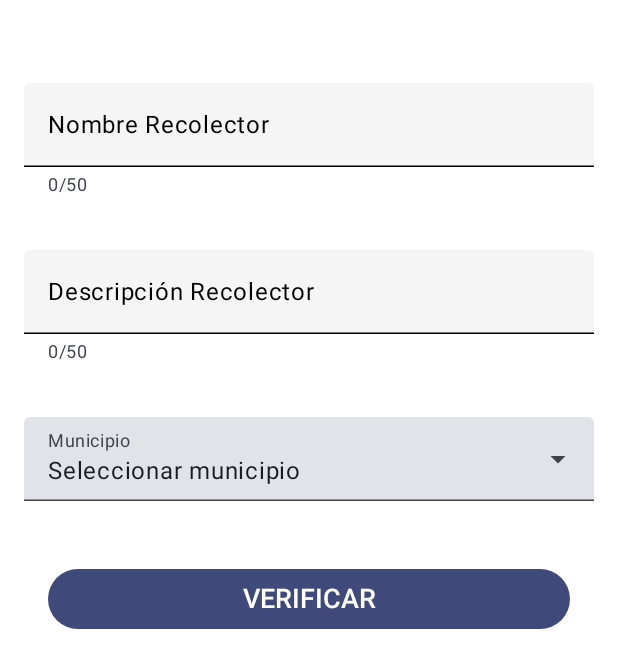
After one commit to tatangames/appnortegomotorista, an Android app built with Jetpack Compose: the composable RegistroScreen called with empty values, on a phone screen of 412 x 824 dp. The commit adds this screen. Shown: the top 668 px of the screen. Run offline under Robolectric (Android 15) with nearby library versions, the phone set to English and light mode, and no system bars; our stand-ins replace Firebase (no records; nobody signed in at launch, a user with empty details on screens opened directly), livedata-compose; network calls fail.

Commit message:
iniciar registro usuario

```diff
--- a/app/build.gradle.kts
+++ b/app/build.gradle.kts
@@ -122,9 +122,6 @@ dependencies {
     implementation("com.github.imperiumlabs:GeoFirestore-Android:v1.5.0")
     implementation("com.google.maps.android:android-maps-utils:2.3.0")
 
-
-
-
     testImplementation(libs.junit)
     androidTestImplementation(libs.androidx.junit)
     androidTestImplementation(libs.androidx.espresso.core)
--- a/app/src/main/java/com/alcaldiasantaananorte/nortegomotorista/model/datos/ModeloBasico.kt
+++ b/app/src/main/java/com/alcaldiasantaananorte/nortegomotorista/model/datos/ModeloBasico.kt
@@ -4,12 +4,13 @@ import com.google.gson.annotations.SerializedName
 
 data class ModeloListaTelefonos(
     @SerializedName("success") val success: Int,
-    @SerializedName("lista") val telefono: List<Telefono>,
+    @SerializedName("lista") val listado: List<Telefono>,
 )
 
 data class Telefono(
     @SerializedName("id") val id: Int,
-    @SerializedName("numero") val telefono: String?,
+    @SerializedName("numero") val telefono: String,
+    @SerializedName("registrado") val registrado: Int,
 )
 
 
--- a/app/src/main/java/com/alcaldiasantaananorte/nortegomotorista/model/rutas/Routes.kt
+++ b/app/src/main/java/com/alcaldiasantaananorte/nortegomotorista/model/rutas/Routes.kt
@@ -3,6 +3,12 @@ package com.alcaldiasantaananorte.nortegomotorista.model.rutas
 sealed class Routes(val route: String){
     object VistaSplash: Routes("splash")
     object VistaLogin: Routes("login")
+
+    object VistaRegistro: Routes("registro/{telefono}/{identificador}") {
+        fun createRoute(telefono: String, identificador: String) = "registro/$telefono/$identificador"
+    }
+
+
     object VistaVerificarNumero: Routes("verificarNumero/{identificador}") {
         fun createRoute(identificador: String) = "verificarNumero/$identificador"
     }
--- a/app/src/main/java/com/alcaldiasantaananorte/nortegomotorista/network/ApiService.kt
+++ b/app/src/main/java/com/alcaldiasantaananorte/nortegomotorista/network/ApiService.kt
@@ -14,7 +14,7 @@ import retrofit2.http.Part
 interface ApiService {
 
     // LISTA DE NUMEROS AUTORIZADOS PARA LOGIN FIREBASE
-    @POST("app/numeros/motoristas")
+    @POST("app/verificar/motorista")
     @FormUrlEncoded
     fun modeloListaTelefonos(@Field("device") device: Int
                           ): Single<ModeloListaTelefonos>
--- a/app/src/main/java/com/alcaldiasantaananorte/nortegomotorista/network/RetrofitBuilder.kt
+++ b/app/src/main/java/com/alcaldiasantaananorte/nortegomotorista/network/RetrofitBuilder.kt
@@ -13,8 +13,8 @@ object RetrofitBuilder {
    // const val urlImagenes = "http://145.223.120.223/storage/archivos/"
 
     //** LOCAL
-    private const val BASE_URL = "http://192.168.1.29:8080/api/"
-    const val urlImagenes = "http://192.168.1.29:8080/storage/archivos/"
+    private const val BASE_URL = "http://192.168.1.121:8080/api/"
+    const val urlImagenes = "http://192.168.1.121:8080/storage/archivos/"
 
     private var retrofit: Retrofit? = null
     private var apiService: ApiService? = null
--- /dev/null
+++ b/app/src/main/java/com/alcaldiasantaananorte/nortegomotorista/pantallas/login/RegistroScreen.kt
@@ -0,0 +1,293 @@
+package com.alcaldiasantaananorte.nortegomotorista.pantallas.login
+
+import android.Manifest
+import android.app.Activity
+import android.util.Log
+import android.widget.Toast
+import androidx.compose.foundation.Image
+import androidx.compose.foundation.background
+import androidx.compose.foundation.layout.Box
+import androidx.compose.foundation.layout.Column
+import androidx.compose.foundation.layout.Spacer
+import androidx.compose.foundation.layout.fillMaxSize
+import androidx.compose.foundation.layout.fillMaxWidth
+import androidx.compose.foundation.layout.height
+import androidx.compose.foundation.layout.imePadding
+import androidx.compose.foundation.layout.padding
+import androidx.compose.foundation.layout.size
+import androidx.compose.foundation.rememberScrollState
+import androidx.compose.foundation.text.KeyboardOptions
+import androidx.compose.foundation.verticalScroll
+import androidx.compose.material3.Button
+import androidx.compose.material3.ButtonDefaults
+import androidx.compose.material3.DropdownMenuItem
+import androidx.compose.material3.ExperimentalMaterial3Api
+import androidx.compose.material3.ExposedDropdownMenuBox
+import androidx.compose.material3.ExposedDropdownMenuDefaults
+import androidx.compose.material3.Text
+import androidx.compose.material3.TextField
+import androidx.compose.material3.TextFieldDefaults
+import androidx.compose.runtime.Composable
+import androidx.compose.runtime.LaunchedEffect
+import androidx.compose.runtime.getValue
+import androidx.compose.runtime.livedata.observeAsState
+import androidx.compose.runtime.mutableStateOf
+import androidx.compose.runtime.remember
+import androidx.compose.runtime.rememberCoroutineScope
+import androidx.compose.runtime.setValue
+import androidx.compose.ui.Alignment
+import androidx.compose.ui.Modifier
+import androidx.compose.ui.graphics.Color
+import androidx.compose.ui.layout.ContentScale
+import androidx.compose.ui.platform.LocalContext
+import androidx.compose.ui.platform.LocalSoftwareKeyboardController
+import androidx.compose.ui.res.painterResource
+import androidx.compose.ui.res.stringResource
+import androidx.compose.ui.text.TextStyle
+import androidx.compose.ui.text.font.FontWeight
+import androidx.compose.ui.text.input.KeyboardType
+import androidx.compose.ui.text.style.TextAlign
+import androidx.compose.ui.unit.dp
+import androidx.compose.ui.unit.sp
+import androidx.navigation.NavHostController
+import com.alcaldiasantaananorte.nortegomotorista.R
+import com.alcaldiasantaananorte.nortegomotorista.componentes.BloqueTextFieldLogin
+import com.alcaldiasantaananorte.nortegomotorista.componentes.CustomModal1Boton
+import com.alcaldiasantaananorte.nortegomotorista.componentes.CustomToasty
+import com.alcaldiasantaananorte.nortegomotorista.componentes.LoadingModal
+import com.alcaldiasantaananorte.nortegomotorista.componentes.ToastType
+import com.alcaldiasantaananorte.nortegomotorista.model.datos.Driver
+import com.alcaldiasantaananorte.nortegomotorista.model.datos.Telefono
+import com.alcaldiasantaananorte.nortegomotorista.model.rutas.Routes
+import com.alcaldiasantaananorte.nortegomotorista.provider.AuthProvider
+import com.alcaldiasantaananorte.nortegomotorista.ui.theme.ColorAzulGob
+import com.alcaldiasantaananorte.nortegomotorista.ui.theme.ColorBlancoGob
+
+data class Opcion(val id: Int, val nombre: String)
+
+
+@Composable
+fun RegistroScreen(navController: NavHostController, telefono: String, identificador: String){
+    val ctx = LocalContext.current
+
+    // MODAL 1 BOTON
+    var showModal1Boton by remember { mutableStateOf(false) }
+    var modalMensajeString by remember { mutableStateOf("") }
+
+
+    val keyboardController = LocalSoftwareKeyboardController.current
+    var isLoadingFire by remember { mutableStateOf(false) }
+
+    // Datos motoristas
+    var nombre by remember { mutableStateOf("") }
+    var descripcion by remember { mutableStateOf("") }
+
+    val authProvider: AuthProvider
+
+    val opciones = listOf(
+        Opcion(1, "Metapán"),
+        Opcion(2, "Texistepeque"),
+        Opcion(3, "Santa Rosa"),
+        Opcion(4, "Masahuat")
+    )
+
+    var seleccionada by remember { mutableStateOf<Opcion?>(null) }
+
+    Box(
+        modifier = Modifier
+            .fillMaxSize()
+            .background(Color.White)
+            .padding(top = 25.dp)
+            .verticalScroll(rememberScrollState())
+    ) {
+        Column(
+            modifier = Modifier
+                .fillMaxSize()
+                .imePadding()
+                .padding(horizontal = 16.dp),
+            horizontalAlignment = Alignment.CenterHorizontally
+        ) {
+            Spacer(modifier = Modifier.height(30.dp))
+
+
+            TextField(
+                value = nombre,
+                keyboardOptions = KeyboardOptions(keyboardType = KeyboardType.Text),
+                onValueChange = { nuevoNombre ->
+                    if (nuevoNombre.length <= 100) {  // Set max length to 100 characters
+                        nombre = nuevoNombre
+                    }
+                },
+                label = { Text("Nombre Recolector") },
+                modifier = Modifier.fillMaxWidth(),
+                textStyle = TextStyle(
+                    fontSize = 16.sp,
+                    fontWeight = FontWeight.Normal
+                ),
+                placeholder = { Text("Nombre Recolector") },
+                singleLine = true,
+                supportingText = {
+                    Text("${nombre.length}/50")  // Optional: show character count
+                },
+                colors = TextFieldDefaults.colors(
+                    focusedContainerColor = Color(0xFFF5F5F5),
+                    unfocusedContainerColor = Color(0xFFF5F5F5),
+                    disabledContainerColor = Color(0xFFF5F5F5),
+                    errorContainerColor = Color(0xFFF5F5F5),
+                    focusedIndicatorColor = Color.Black,
+                    unfocusedIndicatorColor = Color.Black,
+                    focusedLabelColor = Color.Black, // Color del label cuando está enfocado
+                    unfocusedLabelColor = Color.Black // Color del label cuando no está enfocado
+                ),
+            )
+            Spacer(modifier = Modifier.height(35.dp))
+
+
+            TextField(
+                value = descripcion,
+                keyboardOptions = KeyboardOptions(keyboardType = KeyboardType.Text),
+                onValueChange = { nuevoNombre ->
+                    if (nuevoNombre.length <= 100) {  // Set max length to 100 characters
+                        descripcion = nuevoNombre
+                    }
+                },
+                label = { Text("Descripción Recolector") },
+                modifier = Modifier.fillMaxWidth(),
+                textStyle = TextStyle(
+                    fontSize = 16.sp,
+                    fontWeight = FontWeight.Normal
+                ),
+                placeholder = { Text("Descripción Recolector") },
+                singleLine = true,
+                supportingText = {
+                    Text("${descripcion.length}/50")  // Optional: show character count
+                },
+                colors = TextFieldDefaults.colors(
+                    focusedContainerColor = Color(0xFFF5F5F5),
+                    unfocusedContainerColor = Color(0xFFF5F5F5),
+                    disabledContainerColor = Color(0xFFF5F5F5),
+                    errorContainerColor = Color(0xFFF5F5F5),
+                    focusedIndicatorColor = Color.Black,
+                    unfocusedIndicatorColor = Color.Black,
+                    focusedLabelColor = Color.Black, // Color del label cuando está enfocado
+                    unfocusedLabelColor = Color.Black // Color del label cuando no está enfocado
+                ),
+            )
+            Spacer(modifier = Modifier.height(35.dp))
+
+
+
+            MunicipalSelect(
+                opciones = opciones,
+                seleccionada = seleccionada,
+                onOptionSelected = { opcion -> seleccionada = opcion }
+            )
+
+            Spacer(modifier = Modifier.height(45.dp))
+
+
+
+            // Botón de registro
+            Button(
+                onClick = {
+                    keyboardController?.hide()
+
+                    if(nombre.isBlank()){
+                        CustomToasty(ctx, "Ingresa un nombre", ToastType.ERROR)
+                        return@Button
+                    }
+
+                    if(descripcion.isBlank()){
+                        CustomToasty(ctx, "Ingresa una descripción", ToastType.ERROR)
+                        return@Button
+                    }
+
+                    if(seleccionada == null){
+                        CustomToasty(ctx, "Selecciona un municipio", ToastType.ERROR)
+                        return@Button
+                    }
+
+                    // REGISTRO FIREBASE
+
+
+
+                },
+                modifier = Modifier
+                    .fillMaxWidth()
+                    .height(40.dp)
+                    .padding(horizontal = 16.dp),
+                colors = ButtonDefaults.buttonColors(
+                    containerColor = ColorAzulGob,
+                    contentColor = ColorBlancoGob
+                ),
+            ) {
+                Text(
+                    text = stringResource(id = R.string.verificar),
+                    fontSize = 18.sp,
+                    style = TextStyle(
+                        fontSize = 20.sp,
+                        fontWeight = FontWeight.Medium,
+                    )
+                )
+            }
+
+            Spacer(modifier = Modifier.height(100.dp))
+        }
+
+        if(showModal1Boton){
+            CustomModal1Boton(showModal1Boton, modalMensajeString, onDismiss = {showModal1Boton = false})
+        }
+
+        if(isLoadingFire) {
+            LoadingModal(isLoading = isLoadingFire)
+        }
+    }
+}
+
+
+
+@OptIn(ExperimentalMaterial3Api::class)
+@Composable
+fun MunicipalSelect(
+    opciones: List<Opcion>,
+    seleccionada: Opcion?,
+    onOptionSelected: (Opcion) -> Unit
+) {
+    var expanded by remember { mutableStateOf(false) }
+
+    Box(modifier = Modifier.fillMaxWidth()) {
+        ExposedDropdownMenuBox(
+            expanded = expanded,
+            onExpandedChange = { expanded = !expanded },
+            modifier = Modifier.fillMaxWidth()
+        ) {
+            TextField(
+                value = seleccionada?.nombre ?: "Seleccionar municipio",
+                onValueChange = {},
+                readOnly = true,
+                label = { Text("Municipio") },
+                trailingIcon = { ExposedDropdownMenuDefaults.TrailingIcon(expanded = expanded) },
+                colors = ExposedDropdownMenuDefaults.textFieldColors(),
+                modifier = Modifier
+                    .fillMaxWidth()
+                    .menuAnchor()
+            )
+
+            ExposedDropdownMenu(
+                expanded = expanded,
+                onDismissRequest = { expanded = false }
+            ) {
+                opciones.forEach { opcion ->
+                    DropdownMenuItem(
+                        text = { Text(opcion.nombre) },
+                        onClick = {
+                            onOptionSelected(opcion)
+                            expanded = false
+                        },
+                        contentPadding = ExposedDropdownMenuDefaults.ItemContentPadding
+                    )
+                }
+            }
+        }
+    }
+}
--- a/app/src/main/java/com/alcaldiasantaananorte/nortegomotorista/pantallas/login/VerificarNumeroView.kt
+++ b/app/src/main/java/com/alcaldiasantaananorte/nortegomotorista/pantallas/login/VerificarNumeroView.kt
@@ -119,6 +119,7 @@ fun VistaVerificarNumeroView(
 
                     // Verificar codigo
                     keyboardController?.hide()
+
                     if(verificarCampos(ctx, txtFieldCodigo, msgCodigoRequerido)){
                         verifyCode(auth, identificador, txtFieldCodigo) { success, errorMessage ->
                             if (success) {
--- a/app/src/main/java/com/alcaldiasantaananorte/nortegomotorista/pantallas/principal/Principal.kt
+++ b/app/src/main/java/com/alcaldiasantaananorte/nortegomotorista/pantallas/principal/Principal.kt
@@ -60,7 +60,6 @@ fun PrincipalScreen(
     var imageUrls by remember { mutableStateOf(listOf<String>()) }
     var popPermisoGPS by remember { mutableStateOf(false) }
 
-    val authProvider = AuthProvider()
 
     //  ES PARA VERIFICAR PERMISOS DE UBICACION CUANDO SE CARGUE LA PANTALLA
     SolicitarPermisosUbicacion(
@@ -144,7 +143,7 @@ fun PrincipalScreen(
                     onAccept = {
                         scope.launch {
                             // Llamamos a deletePreferences de manera segura dentro de una coroutine
-                            authProvider.cerrarSesion()
+                            //authProvider.cerrarSesion()
 
                             // cerrar modal
                             showModalCerrarSesion = false
--- a/app/src/main/res/values/strings.xml
+++ b/app/src/main/res/values/strings.xml
@@ -79,8 +79,7 @@
     <string name="ingresar_codigo_firebase">Ingresar código Firebase</string>
     <string name="perfil">Perfil</string>
     <string name="mapa">Mapa</string>
-
-
+    <string name="codigo_enviado">Código enviado</string>
 
 
 
--- a/gradle/libs.versions.toml
+++ b/gradle/libs.versions.toml
@@ -1,5 +1,6 @@
 [versions]
 agp = "8.6.0"
+klaxonVersion = "5.5"
 kotlin = "1.9.0"
 coreKtx = "1.15.0"
 junit = "4.13.2"
@@ -12,6 +13,7 @@ composeBom = "2024.04.01"
 
 [libraries]
 androidx-core-ktx = { group = "androidx.core", name = "core-ktx", version.ref = "coreKtx" }
+beust-klaxon = { module = "com.beust:klaxon", version.ref = "klaxonVersion" }
 junit = { group = "junit", name = "junit", version.ref = "junit" }
 androidx-junit = { group = "androidx.test.ext", name = "junit", version.ref = "junitVersion" }
 androidx-espresso-core = { group = "androidx.test.espresso", name = "espresso-core", version.ref = "espressoCore" }
```
Also changed, not shown: app/src/main/java/com/alcaldiasantaananorte/nortegomotorista/model/datos/Driver.kt (added, +12 -0 lines), app/src/main/java/com/alcaldiasantaananorte/nortegomotorista/pantallas/login/LoginScreen.kt (+75 -49 lines), app/src/main/java/com/alcaldiasantaananorte/nortegomotorista/pantallas/login/SplashAppView.kt (+9 -0 lines), app/src/main/java/com/alcaldiasantaananorte/nortegomotorista/provider/AuthProvider.kt (+75 -4 lines), app/src/main/java/com/alcaldiasantaananorte/nortegomotorista/provider/DriverProvider.kt (added, +15 -0 lines).
